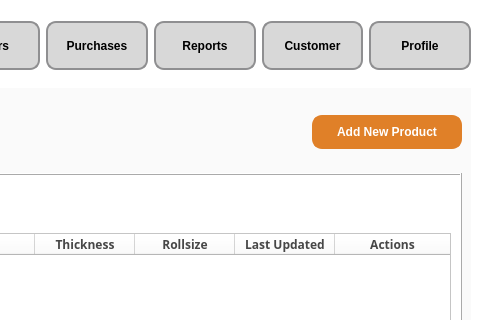
First picture: the form in Inventory.ui, repository CMacan/MCAV-desktop-app, before the edit; both pictures show x 495 to 975 and y 0 to 320 of the 975 by 493 pixel window.
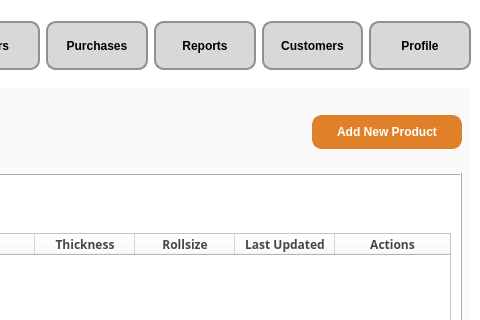
Second picture: the form after the edit. Icons and pictures are not drawn.

```diff
--- a/Inventory.ui
+++ b/Inventory.ui
@@ -215,7 +215,7 @@
           <string notr="true">font-size:12px;</string>
          </property>
          <property name="text">
-          <string>Customer</string>
+          <string>Customers</string>
          </property>
         </widget>
        </item>
```
